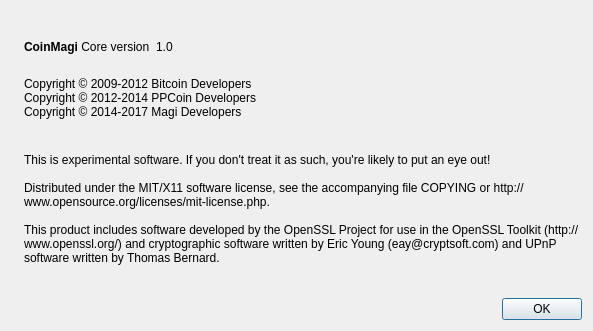
The window that src/qt/forms/aboutdialog.ui (m-pays/magi) describes before a commit, drawn with Qt 5.
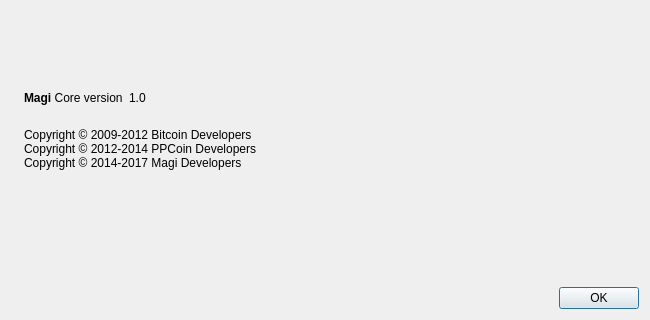
The same window after the commit. Icons and pictures are not drawn.

What changed in the file:
```diff
--- a/src/qt/forms/aboutdialog.ui
+++ b/src/qt/forms/aboutdialog.ui
@@ -6,10 +6,16 @@
    <rect>
     <x>0</x>
     <y>0</y>
-    <width>593</width>
-    <height>331</height>
+    <width>650</width>
+    <height>320</height>
    </rect>
   </property>
+  <property name="sizePolicy">
+   <sizepolicy hsizetype="Preferred" vsizetype="Expanding">
+    <horstretch>0</horstretch>
+    <verstretch>0</verstretch>
+   </sizepolicy>
+  </property>
   <property name="windowTitle">
    <string>About Magi</string>
   </property>
@@ -57,7 +63,7 @@
           <cursorShape>IBeamCursor</cursorShape>
          </property>
          <property name="text">
-          <string>&lt;b&gt;CoinMagi&lt;/b&gt; Core version</string>
+          <string>&lt;b&gt;Magi&lt;/b&gt; Core version</string>
          </property>
          <property name="textInteractionFlags">
           <set>Qt::LinksAccessibleByMouse|Qt::TextSelectableByKeyboard|Qt::TextSelectableByMouse</set>
@@ -115,12 +121,7 @@
         <cursorShape>IBeamCursor</cursorShape>
        </property>
        <property name="text">
-        <string>
-This is experimental software. If you don't treat it as such, you're likely to put an eye out!
-
-Distributed under the MIT/X11 software license, see the accompanying file COPYING or http://www.opensource.org/licenses/mit-license.php.
-
-This product includes software developed by the OpenSSL Project for use in the OpenSSL Toolkit (http://www.openssl.org/) and cryptographic software written by Eric Young (eay@cryptsoft.com) and UPnP software written by Thomas Bernard.</string>
+        <string/>
        </property>
        <property name="wordWrap">
         <bool>true</bool>
```
Left out of the diff: 2 changed lines with no effect on the pictures.
